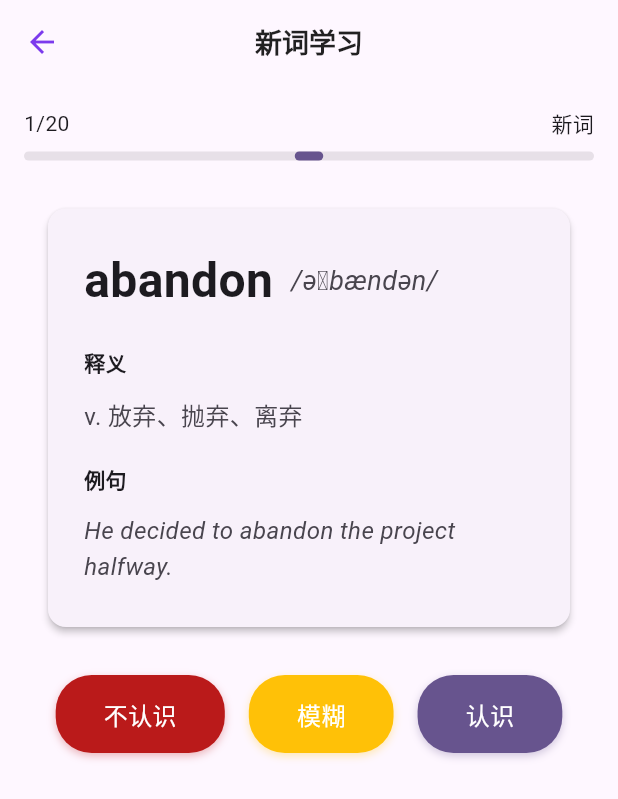
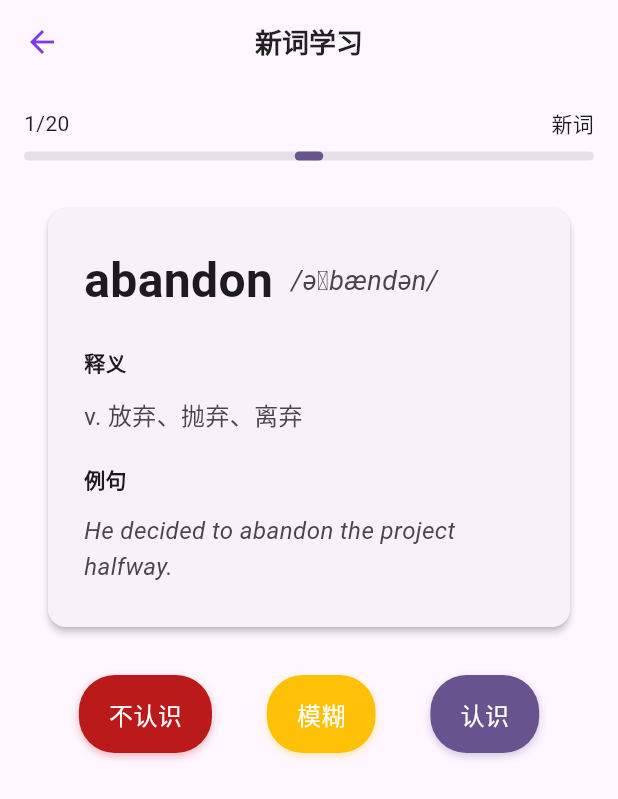
Before and after one commit to WENXXHH/Memora-, a Flutter app: the LearningPage screen opened by its route, after a tap on "查看释义", on a phone screen of 412 x 824 dp. Shown: the top 799 px of the screen. Run offline on Flutter 3.47's test engine with Material 3 defaults, Android fonts, the phone set to English and light mode, and no system bars; our stand-ins replace flutter_riverpod, freezed_annotation, get_it, go_router, hive_ce, hive_ce_flutter and 1 more; accounts and stored records are empty.

Commit message:
fix:按钮UI溢出问题

```diff
--- a/lib/features/learning/widgets/feedback_button.dart
+++ b/lib/features/learning/widgets/feedback_button.dart
@@ -56,7 +56,7 @@ class _FeedbackButtonState extends State<FeedbackButton> {
             borderRadius: BorderRadius.circular(24),
             onTap: _isPressed ? null : _handlePressed,
             child: Padding(
-              padding: const EdgeInsets.symmetric(horizontal: 32, vertical: 14),
+              padding: const EdgeInsets.symmetric(horizontal: 20, vertical: 14),
               child: Text(
                 widget.label,
                 style: const TextStyle(
--- a/lib/features/learning/widgets/feedback_button_row.dart
+++ b/lib/features/learning/widgets/feedback_button_row.dart
@@ -23,9 +23,10 @@ class FeedbackButtonRow extends ConsumerWidget {
   @override
   Widget build(BuildContext context, WidgetRef ref) {
     return Row(
-      mainAxisAlignment: MainAxisAlignment.center,
+      mainAxisAlignment: MainAxisAlignment.spaceEvenly,
       children: [
-        FeedbackButton(
+        Flexible(
+          child: FeedbackButton(
             label: '不认识',
             color: colorScheme.error,
             onPressed: () => ref
@@ -36,8 +37,9 @@ class FeedbackButtonRow extends ConsumerWidget {
                   onCompleted: onCompleted,
                 ),
           ),
-        const SizedBox(width: 16),
-        FeedbackButton(
+        ),
+        Flexible(
+          child: FeedbackButton(
             label: '模糊',
             color: Colors.amber,
             onPressed: () => ref
@@ -48,8 +50,9 @@ class FeedbackButtonRow extends ConsumerWidget {
                   onCompleted: onCompleted,
                 ),
           ),
-        const SizedBox(width: 16),
-        FeedbackButton(
+        ),
+        Flexible(
+          child: FeedbackButton(
             label: '认识',
             color: colorScheme.primary,
             onPressed: () => ref
@@ -60,6 +63,7 @@ class FeedbackButtonRow extends ConsumerWidget {
                   onCompleted: onCompleted,
                 ),
           ),
+        ),
       ],
     );
   }
```
Lines whose indentation alone changed are shown as unchanged.
